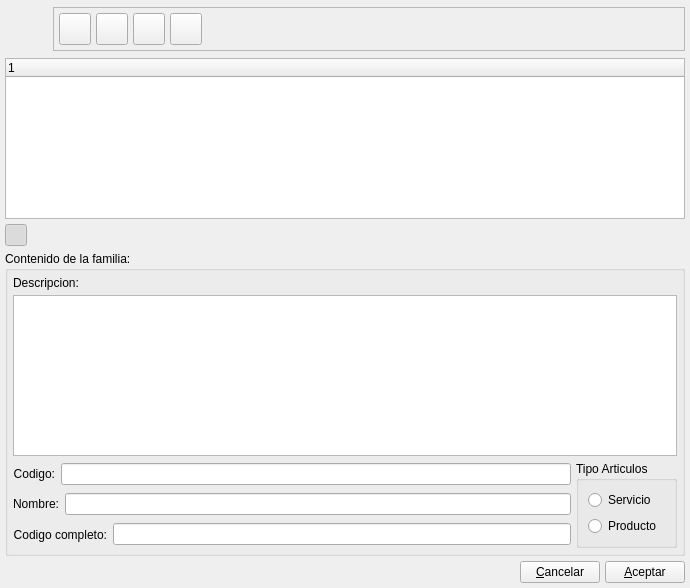
The window that bulmages/bulmafact/src/familiasbase.ui (eboladev/Bulmages-1) describes before a commit, drawn with Qt 5.
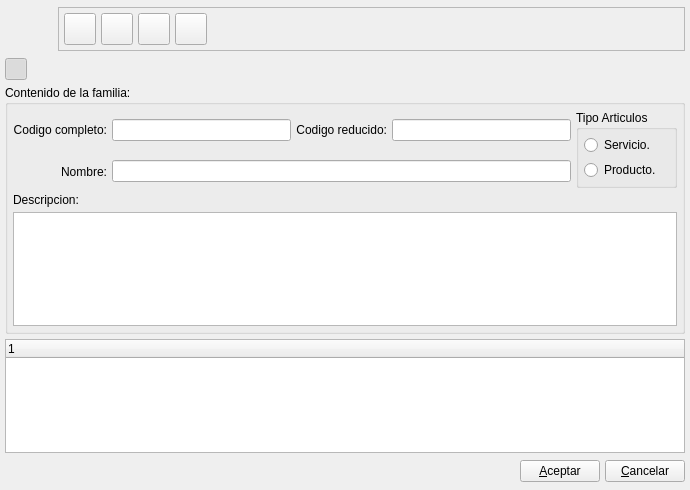
The same window after the commit. Icons and pictures are not drawn.

Commit message: Corregido BUG que impedia guardar una ficha nueva de articulo porque no aparecian datos en el desplegable de tipo de IVA.

Patch:
```diff
--- a/bulmages/bulmafact/src/familiasbase.ui
+++ b/bulmages/bulmafact/src/familiasbase.ui
@@ -7,7 +7,7 @@
     <x>0</x>
     <y>0</y>
     <width>690</width>
-    <height>588</height>
+    <height>490</height>
    </rect>
   </property>
   <property name="windowTitle" >
@@ -16,21 +16,209 @@
   <property name="windowIcon" >
    <iconset resource="../../bulmages.qrc" >:/Bulmafact32x32/images/png/32x32/i_bulmages_articulos_familias.32x32.png</iconset>
   </property>
-  <layout class="QVBoxLayout" >
+  <layout class="QGridLayout" >
    <property name="margin" >
     <number>5</number>
    </property>
    <property name="spacing" >
     <number>5</number>
    </property>
-   <item>
+   <item row="2" column="0" >
+    <widget class="QGroupBox" name="groupBox1" >
+     <property name="title" >
+      <string>Contenido de la familia:</string>
+     </property>
+     <layout class="QGridLayout" >
+      <property name="margin" >
+       <number>5</number>
+      </property>
+      <property name="spacing" >
+       <number>5</number>
+      </property>
+      <item row="2" column="0" colspan="5" >
+       <widget class="QLabel" name="label" >
+        <property name="sizePolicy" >
+         <sizepolicy>
+          <hsizetype>5</hsizetype>
+          <vsizetype>0</vsizetype>
+          <horstretch>0</horstretch>
+          <verstretch>0</verstretch>
+         </sizepolicy>
+        </property>
+        <property name="text" >
+         <string>Descripcion:</string>
+        </property>
+       </widget>
+      </item>
+      <item row="1" column="0" >
+       <widget class="QLabel" name="textLabel1" >
+        <property name="text" >
+         <string>Nombre:</string>
+        </property>
+        <property name="alignment" >
+         <set>Qt::AlignRight|Qt::AlignTrailing|Qt::AlignVCenter</set>
+        </property>
+        <property name="buddy" >
+         <cstring>m_nomFamilia</cstring>
+        </property>
+       </widget>
+      </item>
+      <item row="1" column="1" colspan="3" >
+       <widget class="QLineEdit" name="m_nomFamilia" >
+        <property name="maxLength" >
+         <number>50</number>
+        </property>
+       </widget>
+      </item>
+      <item row="0" column="3" >
+       <widget class="QLineEdit" name="m_codFamilia" >
+        <property name="maxLength" >
+         <number>12</number>
+        </property>
+       </widget>
+      </item>
+      <item row="0" column="2" >
+       <widget class="QLabel" name="label" >
+        <property name="text" >
+         <string>Codigo reducido:</string>
+        </property>
+        <property name="alignment" >
+         <set>Qt::AlignRight|Qt::AlignTrailing|Qt::AlignVCenter</set>
+        </property>
+        <property name="buddy" >
+         <cstring>m_codFamilia</cstring>
+        </property>
+       </widget>
+      </item>
+      <item row="0" column="1" >
+       <widget class="QLineEdit" name="m_codCompletoFamilia" >
+        <property name="maxLength" >
+         <number>50</number>
+        </property>
+       </widget>
+      </item>
+      <item row="0" column="0" >
+       <widget class="QLabel" name="label" >
+        <property name="text" >
+         <string>Codigo completo:</string>
+        </property>
+        <property name="alignment" >
+         <set>Qt::AlignRight|Qt::AlignTrailing|Qt::AlignVCenter</set>
+        </property>
+        <property name="buddy" >
+         <cstring>m_codCompletoFamilia</cstring>
+        </property>
+       </widget>
+      </item>
+      <item row="3" column="0" colspan="5" >
+       <widget class="QTextEdit" name="m_descFamilia" />
+      </item>
+      <item rowspan="2" row="0" column="4" >
+       <widget class="QGroupBox" name="groupBox" >
+        <property name="title" >
+         <string>Tipo Articulos</string>
+        </property>
+        <layout class="QVBoxLayout" >
+         <property name="margin" >
+          <number>5</number>
+         </property>
+         <property name="spacing" >
+          <number>5</number>
+         </property>
+         <item>
+          <widget class="QRadioButton" name="mui_serviciofamilia" >
+           <property name="text" >
+            <string>Servicio.</string>
+           </property>
+          </widget>
+         </item>
+         <item>
+          <widget class="QRadioButton" name="mui_productofamilia" >
+           <property name="text" >
+            <string>Producto.</string>
+           </property>
+          </widget>
+         </item>
+        </layout>
+       </widget>
+      </item>
+     </layout>
+    </widget>
+   </item>
+   <item row="3" column="0" >
+    <widget class="QTreeWidget" name="m_listFamilias" />
+   </item>
+   <item row="1" column="0" >
     <layout class="QHBoxLayout" >
      <property name="margin" >
       <number>0</number>
      </property>
      <property name="spacing" >
+      <number>5</number>
+     </property>
+     <item>
+      <widget class="QToolButton" name="mui_detalles" >
+       <property name="minimumSize" >
+        <size>
+         <width>22</width>
+         <height>22</height>
+        </size>
+       </property>
+       <property name="maximumSize" >
+        <size>
+         <width>22</width>
+         <height>22</height>
+        </size>
+       </property>
+       <property name="toolTip" >
+        <string>Mostrar / Ocultar Detalle</string>
+       </property>
+       <property name="whatsThis" >
+        <string>Mostrar / Ocultar Detalle</string>
+       </property>
+       <property name="text" >
+        <string/>
+       </property>
+       <property name="icon" >
+        <iconset resource="../../bulmages.qrc" >:/Genericos32x32/images/png/i_edit.png</iconset>
+       </property>
+       <property name="iconSize" >
+        <size>
+         <width>22</width>
+         <height>22</height>
+        </size>
+       </property>
+       <property name="checkable" >
+        <bool>true</bool>
+       </property>
+       <property name="checked" >
+        <bool>true</bool>
+       </property>
+      </widget>
+     </item>
+     <item>
+      <spacer>
+       <property name="orientation" >
+        <enum>Qt::Horizontal</enum>
+       </property>
+       <property name="sizeHint" >
+        <size>
+         <width>40</width>
+         <height>20</height>
+        </size>
+       </property>
+      </spacer>
+     </item>
+    </layout>
+   </item>
+   <item row="0" column="0" >
+    <layout class="QHBoxLayout" >
+     <property name="margin" >
       <number>0</number>
      </property>
+     <property name="spacing" >
+      <number>5</number>
+     </property>
      <item>
       <widget class="QLabel" name="label_2" >
        <property name="minimumSize" >
@@ -110,8 +298,8 @@
           </property>
           <property name="iconSize" >
            <size>
-            <width>22</width>
-            <height>22</height>
+            <width>32</width>
+            <height>32</height>
            </size>
           </property>
          </widget>
@@ -144,8 +332,8 @@
           </property>
           <property name="iconSize" >
            <size>
-            <width>22</width>
-            <height>22</height>
+            <width>32</width>
+            <height>32</height>
            </size>
           </property>
          </widget>
@@ -178,8 +366,8 @@
           </property>
           <property name="iconSize" >
            <size>
-            <width>22</width>
-            <height>22</height>
+            <width>32</width>
+            <height>32</height>
            </size>
           </property>
          </widget>
@@ -212,8 +400,8 @@
           </property>
           <property name="iconSize" >
            <size>
-            <width>22</width>
-            <height>22</height>
+            <width>32</width>
+            <height>32</height>
            </size>
           </property>
          </widget>
@@ -239,10 +427,7 @@
      </item>
     </layout>
    </item>
-   <item>
-    <widget class="QTreeWidget" name="m_listFamilias" />
-   </item>
-   <item>
+   <item row="4" column="0" >
     <layout class="QHBoxLayout" >
      <property name="margin" >
       <number>0</number>
@@ -250,46 +435,6 @@
      <property name="spacing" >
       <number>5</number>
      </property>
-     <item>
-      <widget class="QToolButton" name="mui_detalles" >
-       <property name="minimumSize" >
-        <size>
-         <width>22</width>
-         <height>22</height>
-        </size>
-       </property>
-       <property name="maximumSize" >
-        <size>
-         <width>22</width>
-         <height>22</height>
-        </size>
-       </property>
-       <property name="toolTip" >
-        <string>Mostrar / Ocultar Detalle</string>
-       </property>
-       <property name="whatsThis" >
-        <string>Mostrar / Ocultar Detalle</string>
-       </property>
-       <property name="text" >
-        <string/>
-       </property>
-       <property name="icon" >
-        <iconset resource="../../bulmages.qrc" >:/Genericos32x32/images/png/i_edit.png</iconset>
-       </property>
-       <property name="iconSize" >
-        <size>
-         <width>22</width>
-         <height>22</height>
-        </size>
-       </property>
-       <property name="checkable" >
-        <bool>true</bool>
-       </property>
-       <property name="checked" >
-        <bool>true</bool>
-       </property>
-      </widget>
-     </item>
      <item>
       <spacer>
        <property name="orientation" >
@@ -297,181 +442,11 @@
        </property>
        <property name="sizeHint" >
         <size>
-         <width>40</width>
-         <height>20</height>
+         <width>331</width>
+         <height>27</height>
         </size>
        </property>
       </spacer>
-     </item>
-    </layout>
-   </item>
-   <item>
-    <widget class="QGroupBox" name="groupBox1" >
-     <property name="title" >
-      <string>Contenido de la familia:</string>
-     </property>
-     <layout class="QGridLayout" >
-      <property name="margin" >
-       <number>5</number>
-      </property>
-      <property name="spacing" >
-       <number>5</number>
-      </property>
-      <item row="3" column="0" >
-       <layout class="QHBoxLayout" >
-        <property name="margin" >
-         <number>0</number>
-        </property>
-        <property name="spacing" >
-         <number>6</number>
-        </property>
-        <item>
-         <widget class="QLabel" name="textLabel1" >
-          <property name="text" >
-           <string>Nombre:</string>
-          </property>
-          <property name="alignment" >
-           <set>Qt::AlignRight|Qt::AlignTrailing|Qt::AlignVCenter</set>
-          </property>
-          <property name="buddy" >
-           <cstring>m_nomFamilia</cstring>
-          </property>
-         </widget>
-        </item>
-        <item>
-         <widget class="QLineEdit" name="m_nomFamilia" />
-        </item>
-       </layout>
-      </item>
-      <item row="4" column="0" >
-       <layout class="QHBoxLayout" >
-        <property name="margin" >
-         <number>0</number>
-        </property>
-        <property name="spacing" >
-         <number>6</number>
-        </property>
-        <item>
-         <widget class="QLabel" name="label" >
-          <property name="text" >
-           <string>Codigo completo:</string>
-          </property>
-          <property name="alignment" >
-           <set>Qt::AlignRight|Qt::AlignTrailing|Qt::AlignVCenter</set>
-          </property>
-          <property name="buddy" >
-           <cstring>m_codCompletoFamilia</cstring>
-          </property>
-         </widget>
-        </item>
-        <item>
-         <widget class="QLineEdit" name="m_codCompletoFamilia" />
-        </item>
-       </layout>
-      </item>
-      <item row="2" column="0" >
-       <layout class="QHBoxLayout" >
-        <property name="margin" >
-         <number>0</number>
-        </property>
-        <property name="spacing" >
-         <number>6</number>
-        </property>
-        <item>
-         <widget class="QLabel" name="label" >
-          <property name="text" >
-           <string>Codigo:</string>
-          </property>
-          <property name="alignment" >
-           <set>Qt::AlignRight|Qt::AlignTrailing|Qt::AlignVCenter</set>
-          </property>
-          <property name="buddy" >
-           <cstring>m_codFamilia</cstring>
-          </property>
-         </widget>
-        </item>
-        <item>
-         <widget class="QLineEdit" name="m_codFamilia" />
-        </item>
-       </layout>
-      </item>
-      <item rowspan="3" row="2" column="1" >
-       <widget class="QGroupBox" name="groupBox" >
-        <property name="title" >
-         <string>Tipo Articulos</string>
-        </property>
-        <layout class="QVBoxLayout" >
-         <property name="margin" >
-          <number>9</number>
-         </property>
-         <property name="spacing" >
-          <number>6</number>
-         </property>
-         <item>
-          <widget class="QRadioButton" name="mui_serviciofamilia" >
-           <property name="text" >
-            <string>Servicio</string>
-           </property>
-          </widget>
-         </item>
-         <item>
-          <widget class="QRadioButton" name="mui_productofamilia" >
-           <property name="text" >
-            <string>Producto</string>
-           </property>
-          </widget>
-         </item>
-        </layout>
-       </widget>
-      </item>
-      <item row="1" column="0" colspan="2" >
-       <widget class="QTextEdit" name="m_descFamilia" />
-      </item>
-      <item row="0" column="0" colspan="2" >
-       <widget class="QLabel" name="label" >
-        <property name="sizePolicy" >
-         <sizepolicy>
-          <hsizetype>5</hsizetype>
-          <vsizetype>0</vsizetype>
-          <horstretch>0</horstretch>
-          <verstretch>0</verstretch>
-         </sizepolicy>
-        </property>
-        <property name="text" >
-         <string>Descripcion:</string>
-        </property>
-       </widget>
-      </item>
-     </layout>
-    </widget>
-   </item>
-   <item>
-    <layout class="QHBoxLayout" >
-     <property name="margin" >
-      <number>0</number>
-     </property>
-     <property name="spacing" >
-      <number>5</number>
-     </property>
-     <item>
-      <spacer>
-       <property name="orientation" >
-        <enum>Qt::Horizontal</enum>
-       </property>
-       <property name="sizeHint" >
-        <size>
-         <width>581</width>
-         <height>20</height>
-        </size>
-       </property>
-      </spacer>
-     </item>
-     <item>
-      <widget class="QPushButton" name="mui_cancelar" >
-       <property name="text" >
-        <string>&amp;Cancelar</string>
-       </property>
-      </widget>
      </item>
      <item>
       <widget class="QPushButton" name="mui_aceptar" >
@@ -480,6 +455,13 @@
        </property>
       </widget>
      </item>
+     <item>
+      <widget class="QPushButton" name="mui_cancelar" >
+       <property name="text" >
+        <string>&amp;Cancelar</string>
+       </property>
+      </widget>
+     </item>
     </layout>
    </item>
   </layout>
```
Left out of the diff: 16 changed lines with no effect on the pictures. The commit also changes 9 other files.
